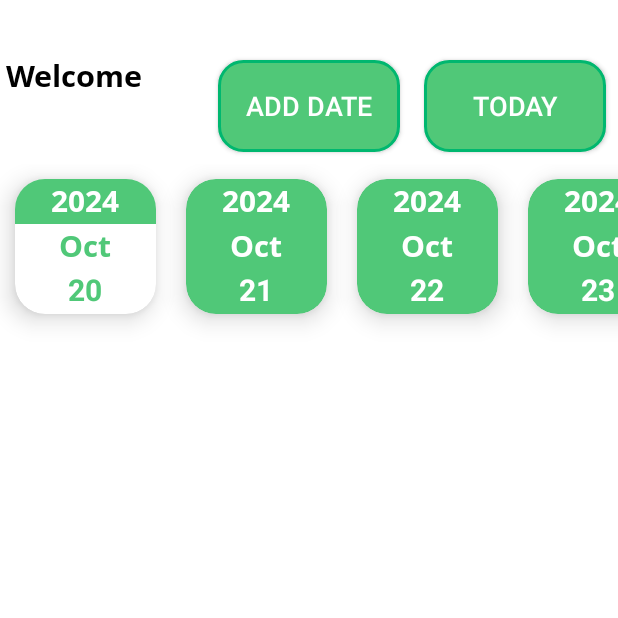
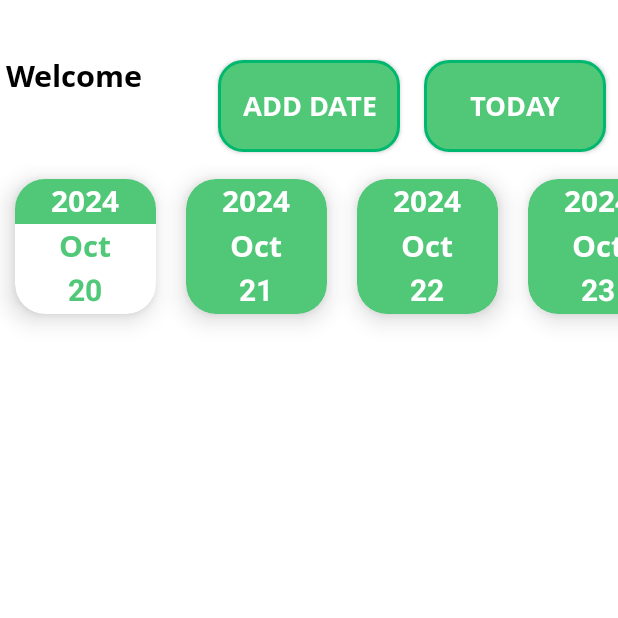
Before and after one commit to risinsilv/FCM, an Android app: the screen it shows after launch (recycleView), on a phone screen of 412 x 824 dp, the top half of it. Run offline under Robolectric (Android 15) with nearby library versions, the phone set to English and light mode, and no system bars; our stand-ins replace Firebase (no records; nobody signed in at launch, a user with empty details on screens opened directly), Room's generated code.

Commit message:
commit 22

```diff
--- a/app/src/main/res/layout-land/activity_recycle_view.xml
+++ b/app/src/main/res/layout-land/activity_recycle_view.xml
@@ -45,6 +45,7 @@
                 android:layout_marginEnd="10dp"
                 android:layout_weight="3"
                 android:background="@drawable/button_backg"
+                android:fontFamily="@font/opensansbold"
                 android:text="Add Date"
                 android:textColor="@color/white"
                 android:textSize="18sp" />
@@ -56,6 +57,7 @@
                 android:layout_margin="8dp"
                 android:layout_weight="3"
                 android:background="@drawable/button_backg"
+                android:fontFamily="@font/opensansbold"
                 android:text="Today"
                 android:textColor="@color/white"
                 android:textSize="18sp" />
--- a/app/src/main/res/layout/activity_meal_detail.xml
+++ b/app/src/main/res/layout/activity_meal_detail.xml
@@ -100,9 +100,10 @@
             android:layout_weight="5"
             android:background="@drawable/button_backg"
             android:fontFamily="@font/opensansbold"
-            android:text="Save Meal"
+            android:text="Save"
             android:textAlignment="center"
-            android:textColor="@color/white" />
+            android:textColor="@color/white"
+            tools:fontFamily="@font/opensansbold" />
 
         <ProgressBar
             android:id="@+id/progressBar"
--- a/app/src/main/res/layout/activity_meal_summary.xml
+++ b/app/src/main/res/layout/activity_meal_summary.xml
@@ -274,6 +274,7 @@
                 android:layout_marginRight="10dp"
                 android:layout_weight="1"
                 android:background="@drawable/button_backg"
+                android:fontFamily="@font/opensansbold"
                 android:text="Edit"
                 android:textColor="@color/white"
                 android:textSize="20sp" />
--- a/app/src/main/res/layout/activity_recycle_view.xml
+++ b/app/src/main/res/layout/activity_recycle_view.xml
@@ -45,6 +45,7 @@
                 android:layout_margin="8dp"
                 android:layout_weight="3"
                 android:background="@drawable/button_backg"
+                android:fontFamily="@font/opensansbold"
                 android:text="Add Date"
                 android:textColor="@color/white"
                 android:textSize="18sp" />
@@ -56,6 +57,7 @@
                 android:layout_margin="8dp"
                 android:layout_weight="3"
                 android:background="@drawable/button_backg"
+                android:fontFamily="@font/opensansbold"
                 android:text="Today"
                 android:textColor="@color/white"
                 android:textSize="18sp" />
```
Also changed, not shown: app/src/main/java/com/example/fcm/Nutrition.java (+9 -2 lines), app/src/main/java/com/example/fcm/recycleView.java (+5 -66 lines).
